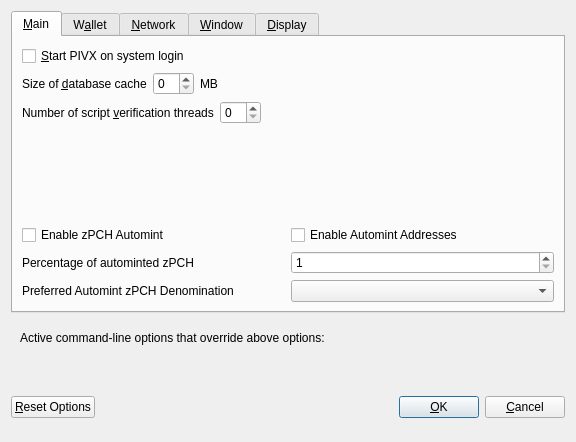
First picture: the form in src/qt/forms/optionsdialog.ui, repository POPCHAINFoundation/POPCHAIN, before the edit.
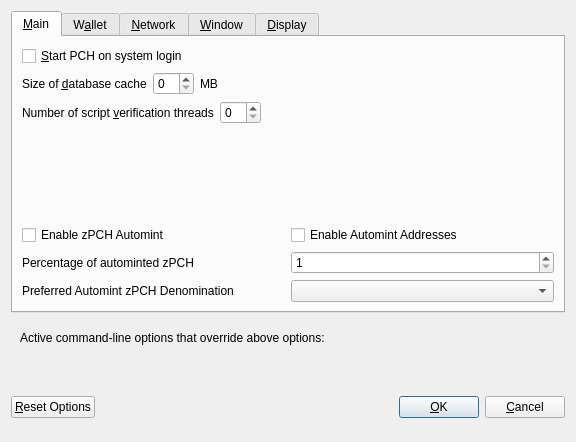
Second picture: the form after the edit. Custom widgets are drawn as their Qt base class.

```diff
--- a/src/qt/forms/optionsdialog.ui
+++ b/src/qt/forms/optionsdialog.ui
@@ -33,7 +33,7 @@
           <string>Automatically start PIVX after logging in to the system.</string>
          </property>
          <property name="text">
-          <string>&amp;Start PIVX on system login</string>
+          <string>&amp;Start PCH on system login</string>
          </property>
         </widget>
        </item>
```
Left out of the diff: 6 changed lines with no effect on the pictures.
